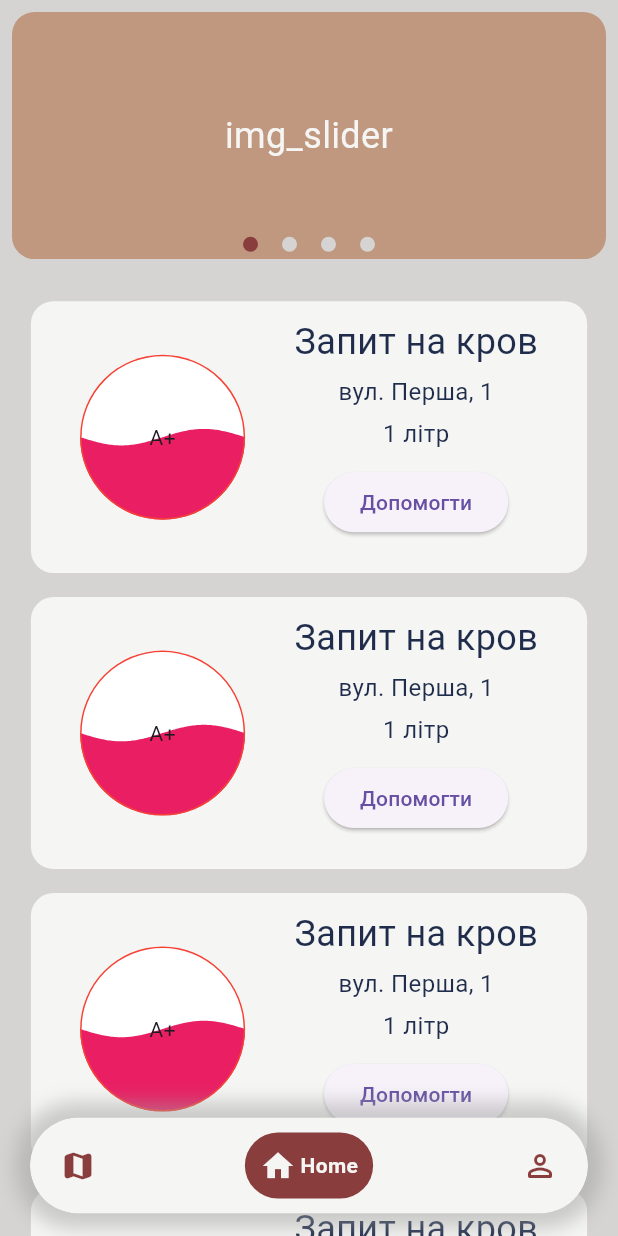
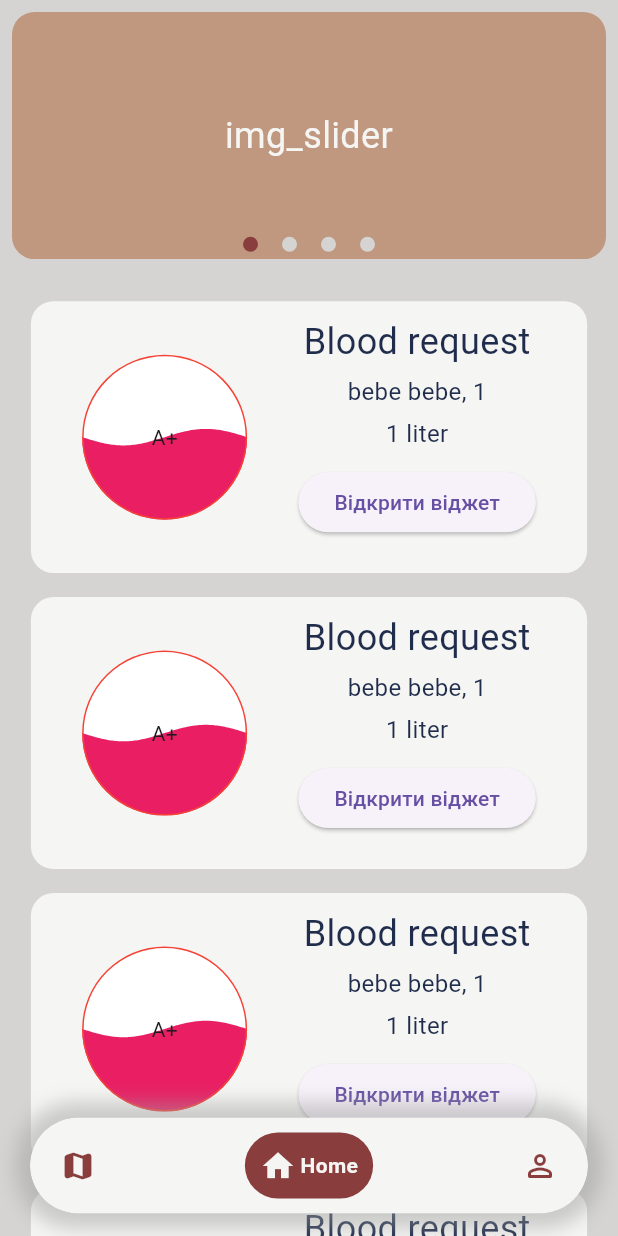
Before and after one commit to AlesonDEV/BEST-HACKath0n-2024-PESTUNE, a Flutter app: the MainPage screen opened directly, item 2 of the bottom bar chosen, on a phone screen of 412 x 824 dp. Run offline on Flutter 3.47's test engine with Material 3 defaults, Android fonts, the phone set to English and light mode, and no system bars; drawn by our look-alikes of google_nav_bar, smooth_page_indicator; our stand-ins replace liquid_progress_indicator_v2.

Commit message:
Blood request | v0.3

```diff
--- a/lib/components/homePageWidgets/blood_request_card.dart
+++ b/lib/components/homePageWidgets/blood_request_card.dart
@@ -1,3 +1,4 @@
+import 'package:blood_flow/components/homePageWidgets/blood_request_details.dart';
 import 'package:flutter/material.dart';
 import 'package:liquid_progress_indicator_v2/liquid_progress_indicator.dart';
 import '../../config/colors.dart';
@@ -18,11 +19,6 @@ class BloodRequestCard extends StatelessWidget {
       child: Row(
         mainAxisAlignment: MainAxisAlignment.spaceEvenly,
         children: [
-          /*CircleAvatar(
-            radius: 55,
-            backgroundImage: NetworkImage(
-                'https://example.com/user-profile-image.jpg'),
-          ),*/
           Container(
             width: 110.0,
             height: 110.0,
@@ -40,27 +36,35 @@ class BloodRequestCard extends StatelessWidget {
             children: [
               SizedBox(height: 10),
               Text(
-                'Запит на кров',
+                'Blood request',
                 style: TextStyle(fontSize: 24, color: MainTextColor),
                 textAlign: TextAlign.center,
               ),
               SizedBox(height: 5),
               Text(
-                'вул. Перша, 1',
+                'bebe bebe, 1',
                 style: TextStyle(fontSize: 16, color: MainTextColor),
                 textAlign: TextAlign.center,
               ),
               SizedBox(height: 5),
               Text(
-                '1 літр',
+                '1 liter',
                 style: TextStyle(fontSize: 16, color: MainTextColor),
                 textAlign: TextAlign.center,
               ),
               SizedBox(height: 10),
               ElevatedButton(
-                onPressed: () {},
-                child: Text('Допомогти'),
+                onPressed: () {
+                  showDialog(
+                    context: context,
+                    builder: (BuildContext context) {
+                      return DetailedBloodRequestCard();
+                    },
+                  );
+                },
+                child: Text('Відкрити віджет'),
               ),
+
             ],
           ),
         ],
--- a/pubspec.yaml
+++ b/pubspec.yaml
@@ -40,6 +40,7 @@ dependencies:
   metaballs: ^1.4.2
   flutter_svg: ^2.0.10+1
   liquid_progress_indicator_v2: ^0.5.0
+  url_launcher: ^6.2.6
 
 dev_dependencies:
   flutter_test:
```
Also changed, not shown: lib/components/homePageWidgets/blood_request_details.dart (added, +89 -0 lines), pubspec.lock.
